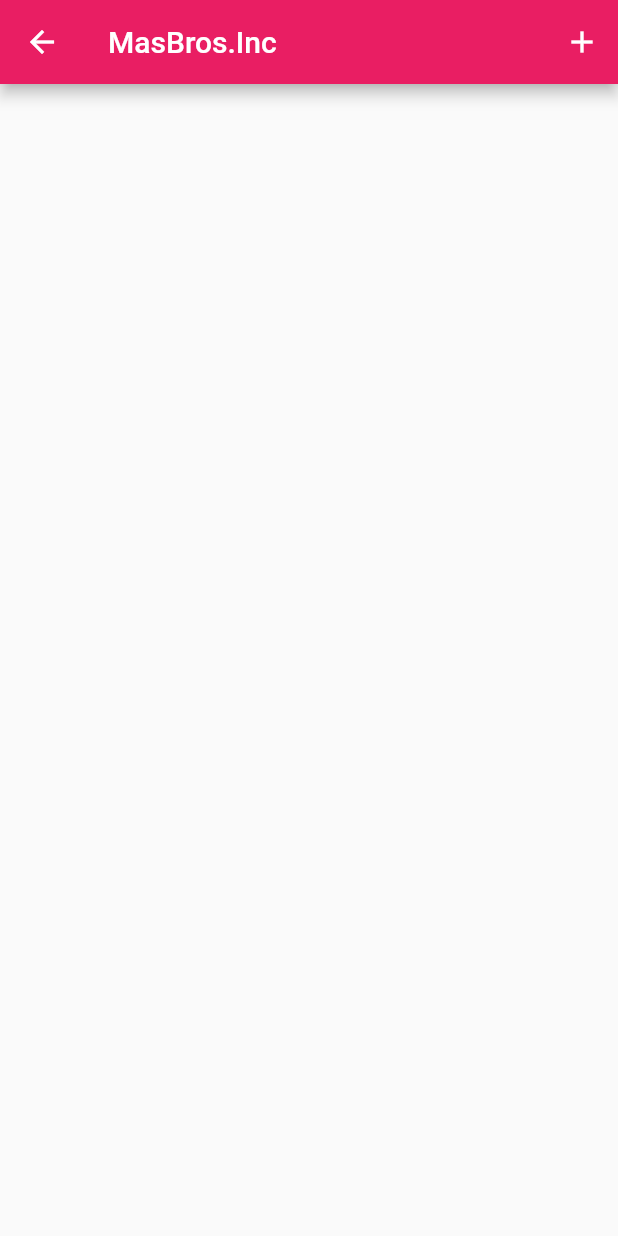
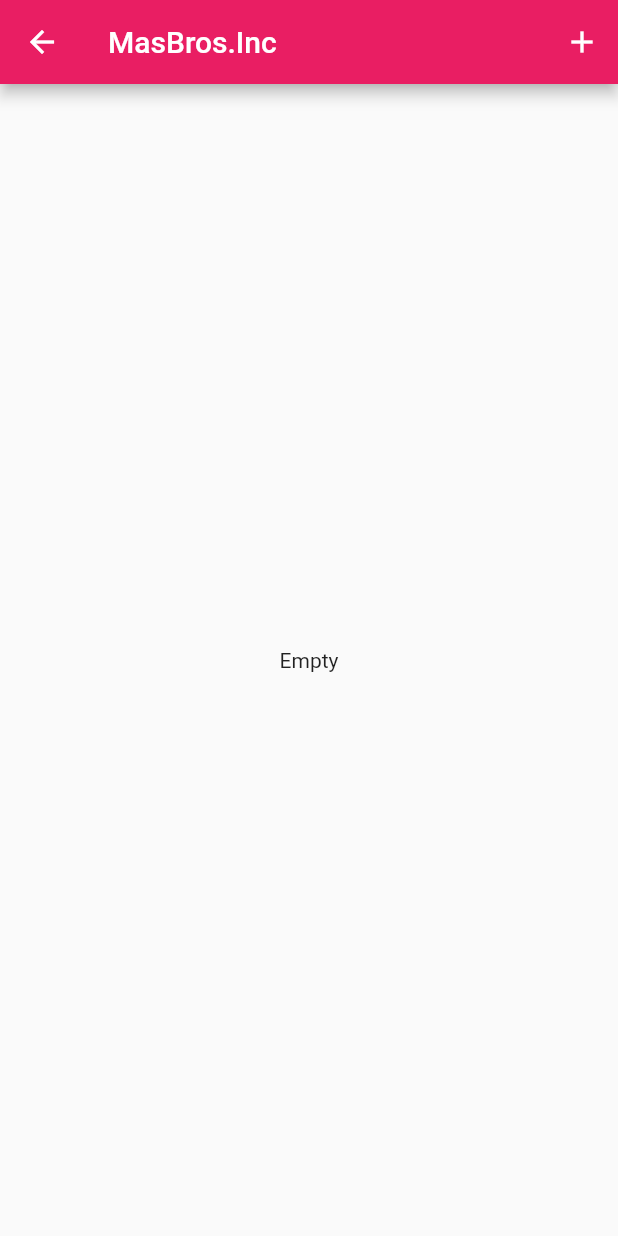
Before and after one commit to maxstain/MasBros, a Flutter app: the screen it shows after launch, on a phone screen of 412 x 824 dp. Run offline on Flutter 3.47's test engine with Material 2 defaults, Android fonts, the phone set to English and light mode, and no system bars.

Commit message:
added the date list

```diff
--- a/lib/HomePage/Components/Body.dart
+++ b/lib/HomePage/Components/Body.dart
@@ -1,4 +1,5 @@
 import 'package:flutter/material.dart';
+import 'package:flutter_masterbros/Resources/DateTable.dart';
 
 class Body extends StatefulWidget {
   Body({Key? key}) : super(key: key);
@@ -10,6 +11,20 @@ class Body extends StatefulWidget {
 class _BodyState extends State<Body> {
   @override
   Widget build(BuildContext context) {
-    return Container();
+    return dates.length > 0
+        ? Container(
+            child: new ListView.builder(
+                itemCount: dates.length,
+                itemBuilder: (BuildContext context, int i) {
+                  return new ListTile(
+                    title: Text(dates[i]),
+                  );
+                }),
+          )
+        : Container(
+            child: Center(
+              child: Text("Empty"),
+            ),
+          );
   }
 }
--- a/lib/HomePage/HomePage.dart
+++ b/lib/HomePage/HomePage.dart
@@ -1,5 +1,6 @@
 import 'package:flutter/material.dart';
-import 'package:flutter_masterbros/HomePage/Components/body.dart';
+import 'package:flutter_masterbros/HomePage/Components/Body.dart';
+import 'package:flutter_masterbros/Resources/DateTable.dart';
 
 class HomePage extends StatefulWidget {
   HomePage({Key? key}) : super(key: key);
@@ -9,7 +10,7 @@ class HomePage extends StatefulWidget {
 }
 
 class _HomePageState extends State<HomePage> {
-  late DateTime _dateTime;
+  late DateTime _dateTime = DateTime.now();
   @override
   Widget build(BuildContext context) {
     return Scaffold(
@@ -31,6 +32,7 @@ class _HomePageState extends State<HomePage> {
               );
               setState(() {
                 _dateTime = pickedDate.toLocal();
+                dates.add(_dateTime.toString());
               });
               return print("$_dateTime");
             },
--- /dev/null
+++ b/lib/Resources/DateTable.dart
@@ -0,0 +1 @@
+final List<String> dates = [];
```
